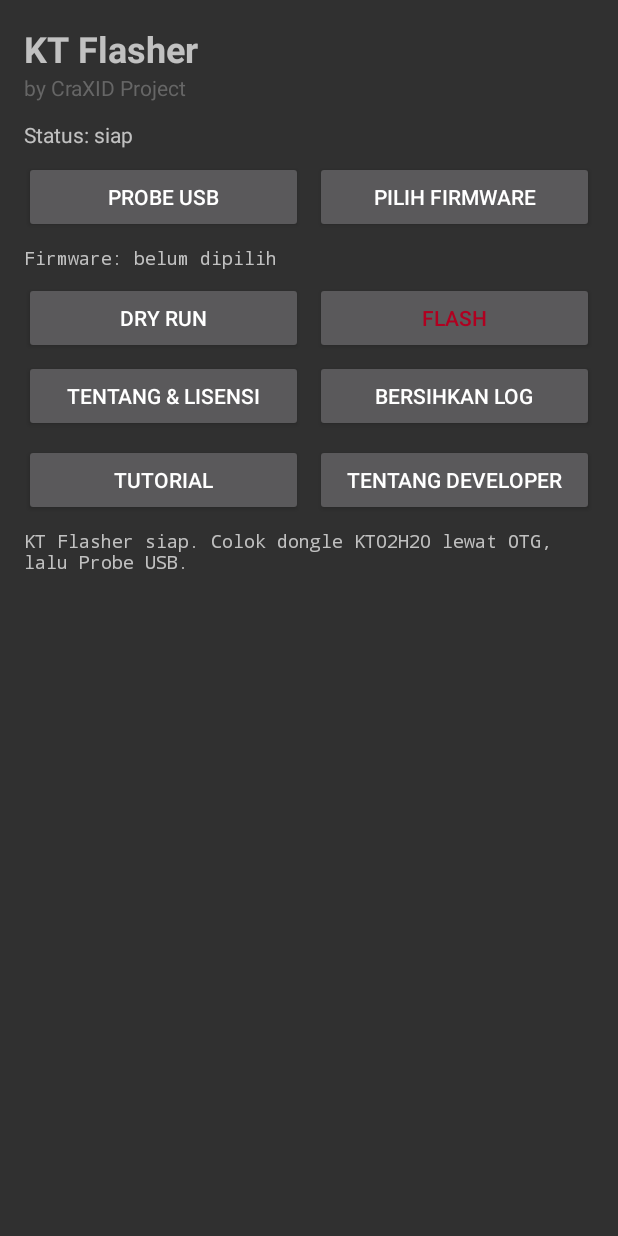
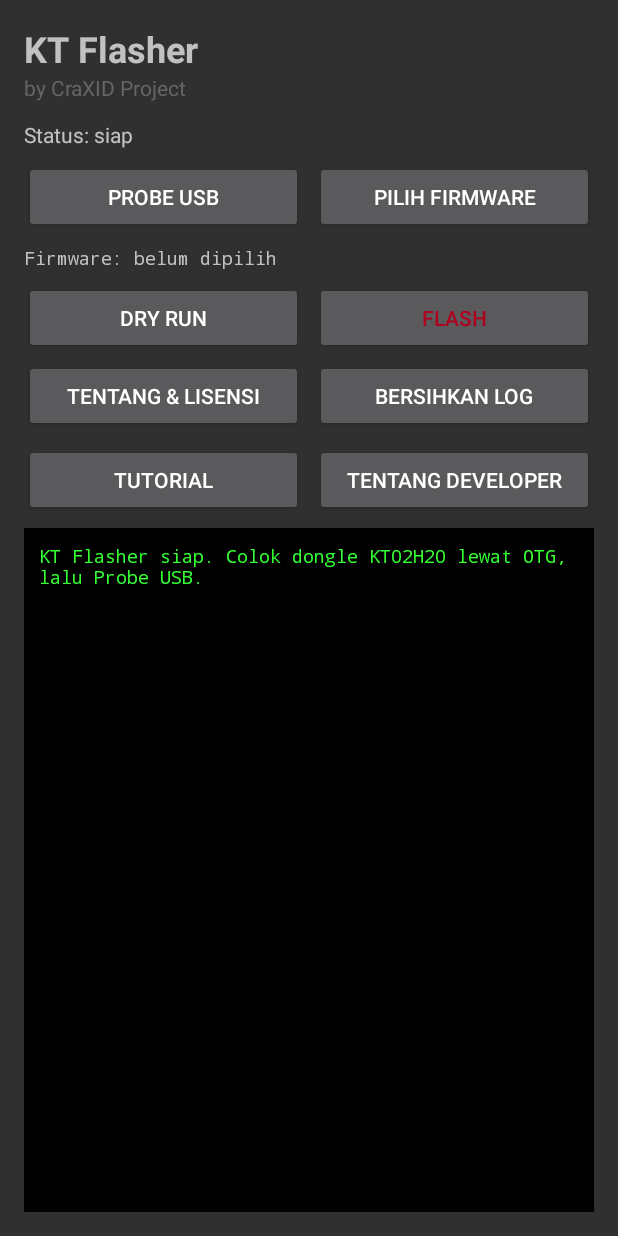
Before and after one commit to craxid/kt-flasher, an Android app: the screen it shows after launch (MainActivity), on a phone screen of 412 x 824 dp. Run offline under Robolectric (Android 15) with nearby library versions, the phone set to English and light mode, and no system bars.

Commit message:
v1.3.0 source: flash from JA11 mode and terminal-style log

```diff
--- a/app/src/main/res/layout/activity_main.xml
+++ b/app/src/main/res/layout/activity_main.xml
@@ -139,13 +139,16 @@
         android:layout_width="match_parent"
         android:layout_height="0dp"
         android:layout_marginTop="8dp"
-        android:layout_weight="1">
+        android:layout_weight="1"
+        android:background="#000000"
+        android:padding="10dp">
 
         <TextView
             android:id="@+id/logTeks"
             android:layout_width="match_parent"
             android:layout_height="wrap_content"
             android:fontFamily="monospace"
+            android:textColor="#33FF33"
             android:textSize="12sp" />
     </ScrollView>
 
```
